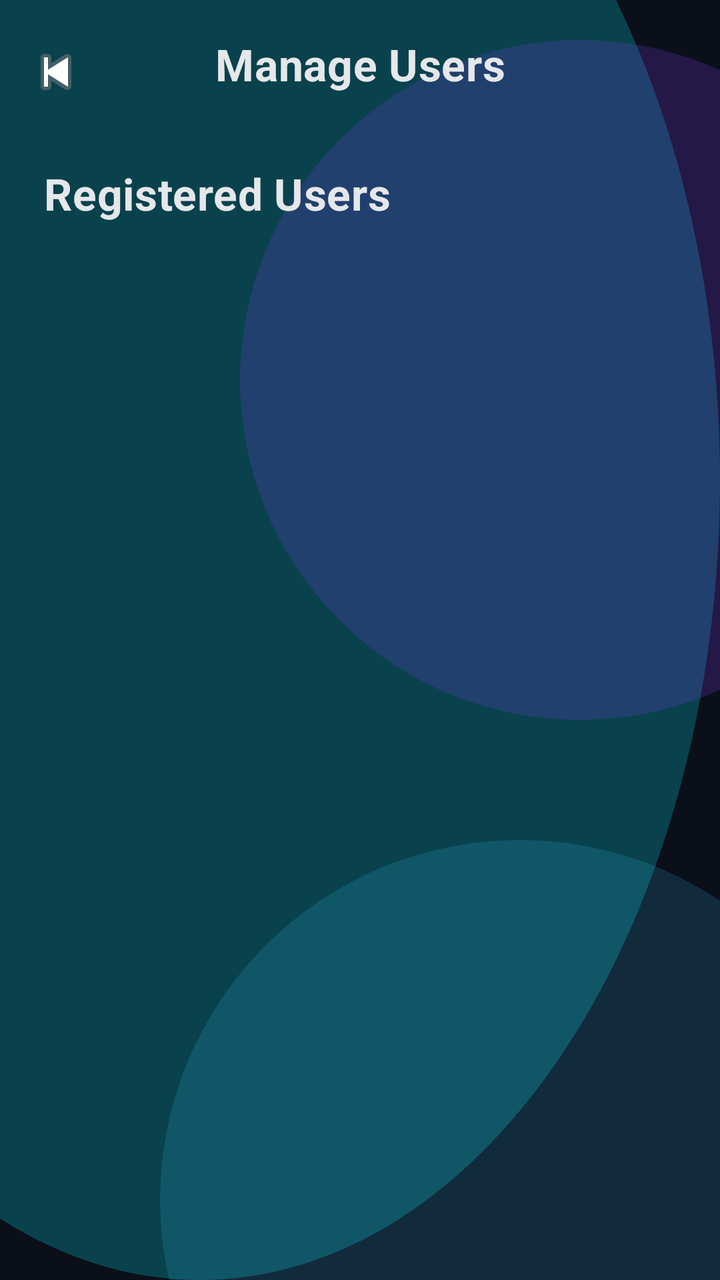
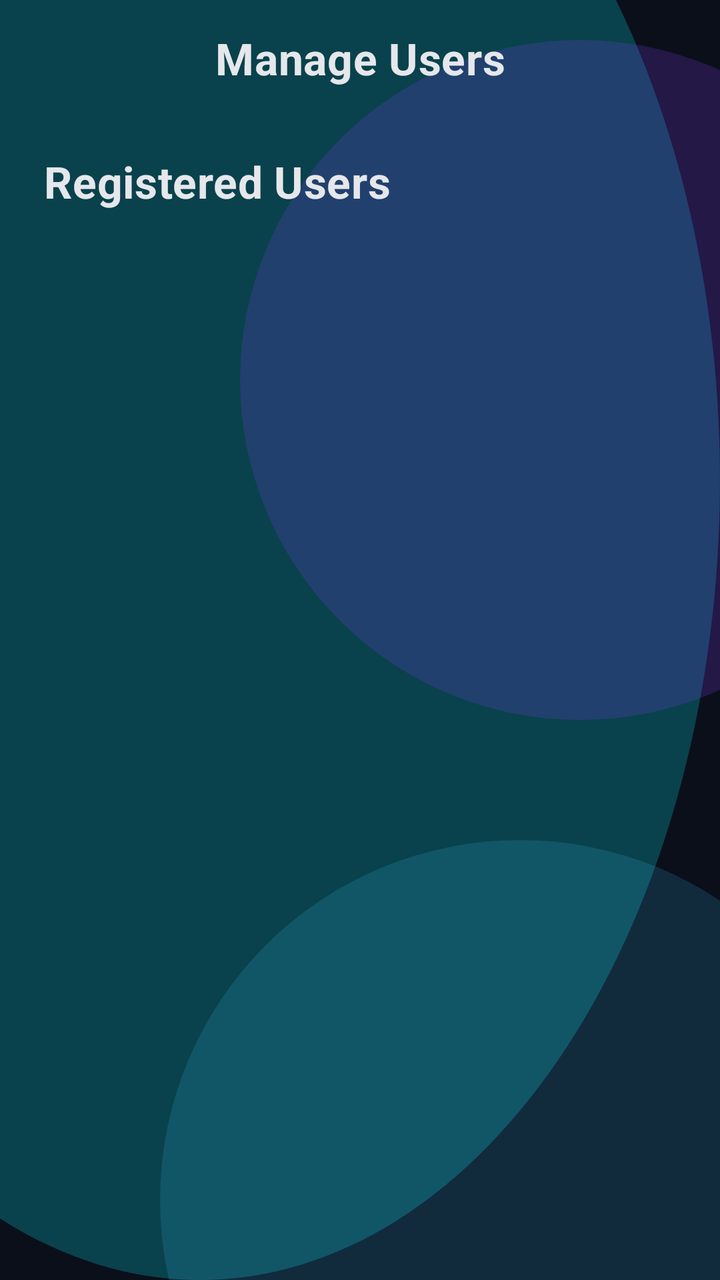

Two renders of the same Android screen: before a commit and after it. Below are the layout's source before the change and the commit's diff.
<!-- AndroidManifest.xml: application theme Theme.TeamBalancer -->
<!-- res/layout/fragment_manage_users.xml -->
<?xml version="1.0" encoding="utf-8"?>
<androidx.coordinatorlayout.widget.CoordinatorLayout xmlns:android="http://schemas.android.com/apk/res/android"
    xmlns:app="http://schemas.android.com/apk/res-auto"
    android:layout_width="match_parent"
    android:layout_height="match_parent"
    android:background="@drawable/bg_app_shell">

    <com.google.android.material.appbar.AppBarLayout
        android:layout_width="match_parent"
        android:layout_height="wrap_content"
        android:background="@android:color/transparent"
        app:elevation="0dp">

        <com.google.android.material.appbar.MaterialToolbar
            android:id="@+id/toolbar"
            style="@style/Widget.TeamBalancer.Toolbar"
            android:layout_width="match_parent"
            android:layout_height="wrap_content"
            app:navigationIcon="@android:drawable/ic_media_previous"
            app:title="Manage Users"
            app:titleCentered="true" />
    </com.google.android.material.appbar.AppBarLayout>

    <LinearLayout
        android:layout_width="match_parent"
        android:layout_height="match_parent"
        android:orientation="vertical"
        android:paddingHorizontal="@dimen/screen_padding_x"
        android:paddingTop="12dp"
        android:paddingBottom="@dimen/content_bottom_inset"
        app:layout_behavior="@string/appbar_scrolling_view_behavior">

        <TextView
            android:layout_width="wrap_content"
            android:layout_height="wrap_content"
            android:text="Registered Users"
            android:textAppearance="@style/TextAppearance.TeamBalancer.TitleLarge"
            android:textColor="@color/on_surface" />

        <androidx.recyclerview.widget.RecyclerView
            android:id="@+id/recyclerUsers"
            android:layout_width="match_parent"
            android:layout_height="0dp"
            android:layout_marginTop="10dp"
            android:layout_weight="1"
            android:clipToPadding="false"
            android:paddingBottom="@dimen/content_bottom_inset" />

    </LinearLayout>
</androidx.coordinatorlayout.widget.CoordinatorLayout>
<!-- resources referenced by this layout -->
<resources>
  <color name="on_surface">#E5E7EB</color>
  <dimen name="content_bottom_inset">28dp</dimen>
  <dimen name="screen_padding_x">22dp</dimen>
  <style name="TextAppearance.TeamBalancer.TitleLarge" parent="TextAppearance.Material3.TitleLarge">
          <item name="android:textStyle">bold</item>
          <item name="android:letterSpacing">0.01</item>
      </style>
  <style name="Theme.TeamBalancer" parent="Base.Theme.TeamBalancer" />
  <color name="background">#0B0F1A</color>
  <color name="on_surface_variant">#94A3B8</color>
  <dimen name="toolbar_min_height">64dp</dimen>
  <color name="primary">#0B0F1A</color>
  <color name="white">#FFFFFF</color>
  <color name="primary_variant">#151B2E</color>
  <color name="secondary">#7C3AED</color>
  <color name="on_secondary">#FFFFFF</color>
  <color name="surface_soft">#252F4D</color>
  <color name="accent">#00F5FF</color>
  <color name="surface">#12182A</color>
  <color name="divider">#2A3150</color>
  <style name="Widget.TeamBalancer.PopupMenu" parent="Widget.Material3.PopupMenu">
          <item name="android:popupBackground">@color/surface_elevated</item>
          <item name="android:textColor">@color/white</item>
          <item name="android:textColorPrimary">@color/white</item>
      </style>
  <style name="TextAppearance.TeamBalancer.HeadlineLarge" parent="TextAppearance.Material3.HeadlineLarge">
          <item name="android:textStyle">bold</item>
          <item name="android:letterSpacing">0.0</item>
      </style>
  <style name="TextAppearance.TeamBalancer.HeadlineMedium" parent="TextAppearance.Material3.HeadlineMedium">
          <item name="android:textStyle">bold</item>
          <item name="android:letterSpacing">0.0</item>
      </style>
  <style name="TextAppearance.TeamBalancer.TitleMedium" parent="TextAppearance.Material3.TitleMedium">
          <item name="android:textStyle">bold</item>
          <item name="android:letterSpacing">0.01</item>
      </style>
  <style name="TextAppearance.TeamBalancer.TitleSmall" parent="TextAppearance.Material3.TitleSmall">
          <item name="android:textStyle">bold</item>
          <item name="android:letterSpacing">0.02</item>
      </style>
  <style name="TextAppearance.TeamBalancer.BodyLarge" parent="TextAppearance.Material3.BodyLarge">
          <item name="android:letterSpacing">0.01</item>
      </style>
  <style name="TextAppearance.TeamBalancer.BodyMedium" parent="TextAppearance.Material3.BodyMedium">
          <item name="android:letterSpacing">0.01</item>
      </style>
  <style name="TextAppearance.TeamBalancer.LabelLarge" parent="TextAppearance.Material3.LabelLarge">
          <item name="android:textStyle">bold</item>
          <item name="android:letterSpacing">0.08</item>
      </style>
  <style name="TextAppearance.TeamBalancer.LabelMedium" parent="TextAppearance.Material3.LabelMedium">
          <item name="android:textStyle">bold</item>
          <item name="android:letterSpacing">0.06</item>
      </style>
  <style name="ShapeAppearance.TeamBalancer.Small" parent="ShapeAppearance.Material3.SmallComponent">
          <item name="cornerSize">10dp</item>
      </style>
  <style name="ShapeAppearance.TeamBalancer.Medium" parent="ShapeAppearance.Material3.MediumComponent">
          <item name="cornerSize">20dp</item>
      </style>
  <style name="Widget.TeamBalancer.AutoCompleteTextView" parent="Widget.Material3.AutoCompleteTextView.OutlinedBox">
          <item name="android:textColor">@color/white</item>
          <item name="android:textColorHint">@color/on_surface_variant</item>
          <item name="android:background">@android:color/transparent</item>
      </style>
  <color name="ripple_surface">#50FFFFFF</color>
  <style name="Widget.TeamBalancer.Button.Text" parent="Widget.Material3.Button.TextButton">
          <item name="android:textColor">@color/accent</item>
          <item name="android:textStyle">bold</item>
      </style>
  <color name="surface_elevated">#1B2440</color>
  <!-- unchanged entries left out for length: 5 -->
</resources>

<!-- the commit's change to res/layout/fragment_manage_users.xml (unified diff, before → after) -->
@@ -16,7 +16,6 @@
             style="@style/Widget.TeamBalancer.Toolbar"
             android:layout_width="match_parent"
             android:layout_height="wrap_content"
-            app:navigationIcon="@android:drawable/ic_media_previous"
             app:title="Manage Users"
             app:titleCentered="true" />
     </com.google.android.material.appbar.AppBarLayout>
@@ -27,7 +26,6 @@
         android:orientation="vertical"
         android:paddingHorizontal="@dimen/screen_padding_x"
         android:paddingTop="12dp"
-        android:paddingBottom="@dimen/content_bottom_inset"
         app:layout_behavior="@string/appbar_scrolling_view_behavior">
 
         <TextView
@@ -41,7 +39,7 @@
             android:id="@+id/recyclerUsers"
             android:layout_width="match_parent"
             android:layout_height="0dp"
-            android:layout_marginTop="10dp"
+            android:layout_marginTop="12dp"
             android:layout_weight="1"
             android:clipToPadding="false"
             android:paddingBottom="@dimen/content_bottom_inset" />
